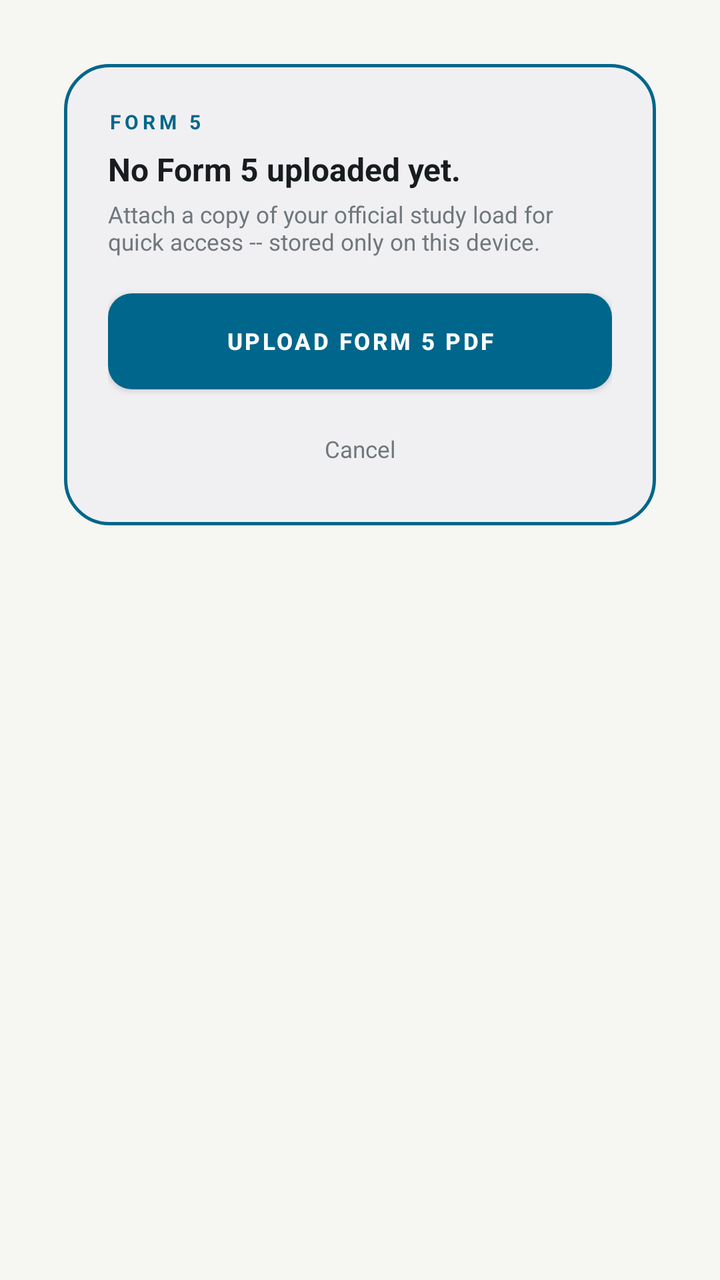
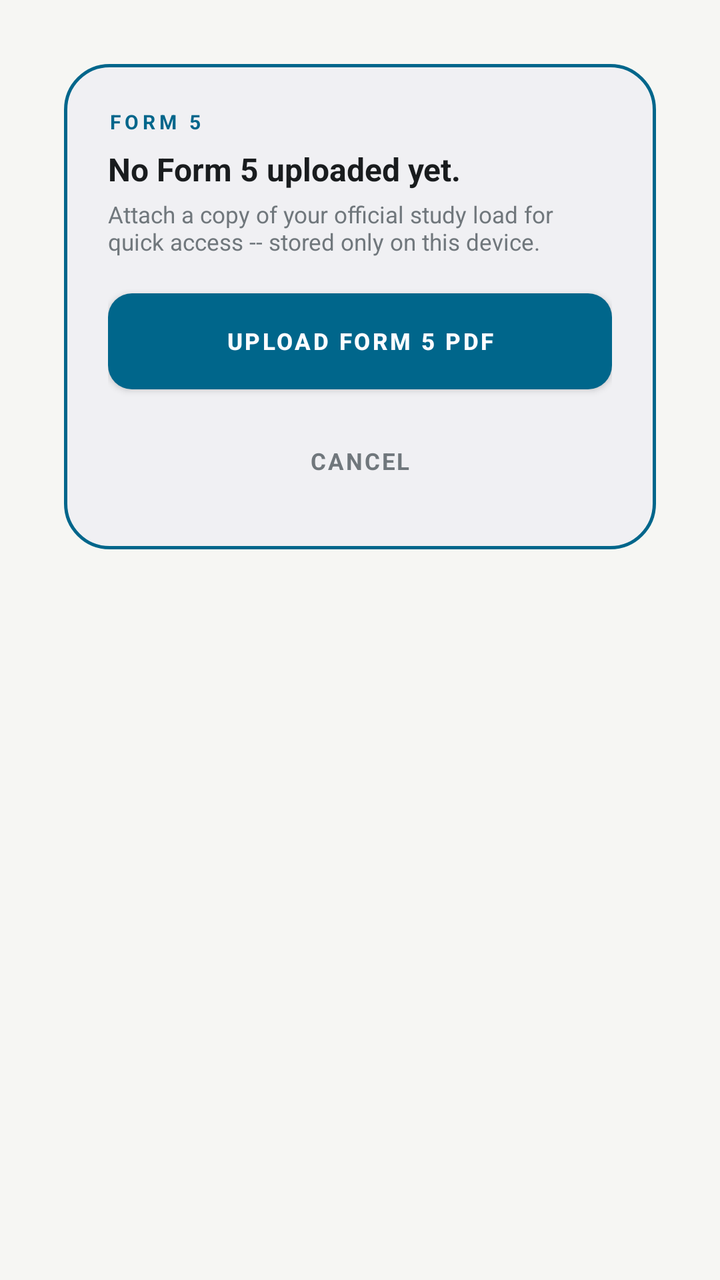

Before-and-after screenshots of an Android layout around one commit, followed by the original layout XML and the change that was made.
<!-- AndroidManifest.xml: application theme Theme.CRSScheduler.GE -->
<!-- res/layout/activity_widget_form5_adaptive.xml -->
<?xml version="1.0" encoding="utf-8"?>
<FrameLayout xmlns:android="http://schemas.android.com/apk/res/android"
    android:layout_width="match_parent"
    android:layout_height="match_parent"
    android:gravity="center"
    android:padding="32dp">

    <LinearLayout
        android:layout_width="match_parent"
        android:layout_height="wrap_content"
        android:orientation="vertical"
        android:padding="22dp"
        android:background="@drawable/card_bg_now_adaptive">

        <TextView
            android:layout_width="match_parent"
            android:layout_height="wrap_content"
            android:text="FORM 5"
            android:textColor="@color/adaptive_accent"
            android:textSize="10sp"
            android:letterSpacing="0.2"
            android:textStyle="bold" />

        <TextView
            android:layout_width="match_parent"
            android:layout_height="wrap_content"
            android:layout_marginTop="6dp"
            android:text="No Form 5 uploaded yet."
            android:textColor="@color/adaptive_ink"
            android:textStyle="bold"
            android:textSize="16sp" />

        <TextView
            android:layout_width="match_parent"
            android:layout_height="wrap_content"
            android:layout_marginTop="4dp"
            android:text="Attach a copy of your official study load for quick access -- stored only on this device."
            android:textColor="@color/adaptive_ink_dim"
            android:textSize="11.5sp" />

        <Button
            android:id="@+id/btn_upload_form5"
            android:layout_width="match_parent"
            android:layout_height="wrap_content"
            android:layout_marginTop="18dp"
            android:minHeight="48dp"
            android:text="UPLOAD FORM 5 PDF"
            android:textColor="@color/adaptive_bg"
            android:textSize="11.5sp"
            android:letterSpacing="0.1"
            android:background="@drawable/btn_bg_adaptive"
            android:backgroundTint="@color/adaptive_accent"
            android:foreground="@drawable/ripple_rounded_12dp_adaptive"
            android:textStyle="bold" />

        <TextView
            android:id="@+id/btn_cancel"
            android:layout_width="match_parent"
            android:layout_height="wrap_content"
            android:layout_marginTop="14dp"
            android:minHeight="32dp"
            android:gravity="center"
            android:text="Cancel"
            android:textColor="@color/adaptive_ink_dim"
            android:textSize="11.5sp"
            android:clickable="true"
            android:focusable="true"
            android:foreground="@drawable/ripple_rounded_10dp_adaptive" />
    </LinearLayout>
</FrameLayout>
<!-- resources referenced by this layout -->
<resources>
  <color name="adaptive_accent">@android:color/system_accent1_600</color>
  <color name="adaptive_bg">@android:color/system_neutral1_10</color>
  <color name="adaptive_ink">@android:color/system_neutral1_900</color>
  <color name="adaptive_ink_dim">@android:color/system_neutral2_500</color>
  <!-- drawable btn_bg_adaptive (drawable) -->
  <?xml version="1.0" encoding="utf-8"?>
  <shape xmlns:android="http://schemas.android.com/apk/res/android">
      <solid android:color="@color/adaptive_accent" />
      <corners android:radius="12dp" />
  </shape>
  <!-- drawable card_bg_now_adaptive (drawable) -->
  <?xml version="1.0" encoding="utf-8"?>
  <shape xmlns:android="http://schemas.android.com/apk/res/android">
      <solid android:color="@color/adaptive_surface" />
      <corners android:radius="22dp" />
      <stroke android:width="1.5dp" android:color="@color/adaptive_accent" />
  </shape>
  <!-- drawable ripple_rounded_10dp_adaptive (drawable) -->
  <?xml version="1.0" encoding="utf-8"?>
  <ripple xmlns:android="http://schemas.android.com/apk/res/android"
      android:color="@color/adaptive_line_strong">
      <item android:id="@android:id/mask">
          <shape android:shape="rectangle">
              <solid android:color="@android:color/white" />
              <corners android:radius="10dp" />
          </shape>
      </item>
  </ripple>
  <!-- drawable ripple_rounded_12dp_adaptive (drawable) -->
  <?xml version="1.0" encoding="utf-8"?>
  <ripple xmlns:android="http://schemas.android.com/apk/res/android"
      android:color="@color/adaptive_line_strong">
      <item android:id="@android:id/mask">
          <shape android:shape="rectangle">
              <solid android:color="@android:color/white" />
              <corners android:radius="12dp" />
          </shape>
      </item>
  </ripple>
  <style name="Theme.CRSScheduler.GE" parent="Theme.AppCompat.DayNight.NoActionBar">
          <item name="android:windowBackground">@color/ge_bg</item>
          <item name="colorPrimary">@color/ge_accent</item>
          <item name="colorPrimaryDark">@color/ge_bg</item>
          <item name="colorAccent">@color/ge_accent</item>
      </style>
  <color name="adaptive_surface">@android:color/system_neutral1_50</color>
  <color name="adaptive_line_strong">@android:color/system_neutral1_300</color>
  <color name="ge_bg">#F6F6F3</color>
  <color name="ge_accent">#7B1113</color>
</resources>

<!-- the commit's change to res/layout/activity_widget_form5_adaptive.xml (unified diff, before → after) -->
@@ -6,6 +6,7 @@
     android:padding="32dp">
 
     <LinearLayout
+        android:id="@+id/dialog_card_root"
         android:layout_width="match_parent"
         android:layout_height="wrap_content"
         android:orientation="vertical"
@@ -15,7 +16,8 @@
         <TextView
             android:layout_width="match_parent"
             android:layout_height="wrap_content"
-            android:text="FORM 5"
+        android:id="@+id/dialog_form5_eyebrow"
+        android:text="FORM 5"
             android:textColor="@color/adaptive_accent"
             android:textSize="10sp"
             android:letterSpacing="0.2"
@@ -25,7 +27,8 @@
             android:layout_width="match_parent"
             android:layout_height="wrap_content"
             android:layout_marginTop="6dp"
-            android:text="No Form 5 uploaded yet."
+        android:id="@+id/dialog_form5_title"
+        android:text="No Form 5 uploaded yet."
             android:textColor="@color/adaptive_ink"
             android:textStyle="bold"
             android:textSize="16sp" />
@@ -34,6 +37,7 @@
             android:layout_width="match_parent"
             android:layout_height="wrap_content"
             android:layout_marginTop="4dp"
+            android:id="@+id/dialog_form5_body"
             android:text="Attach a copy of your official study load for quick access -- stored only on this device."
             android:textColor="@color/adaptive_ink_dim"
             android:textSize="11.5sp" />
@@ -58,9 +62,11 @@
             android:layout_width="match_parent"
             android:layout_height="wrap_content"
             android:layout_marginTop="14dp"
-            android:minHeight="32dp"
+            android:minHeight="44dp"
             android:gravity="center"
-            android:text="Cancel"
+            android:letterSpacing="0.08"
+            android:textStyle="bold"
+            android:text="CANCEL"
             android:textColor="@color/adaptive_ink_dim"
             android:textSize="11.5sp"
             android:clickable="true"
